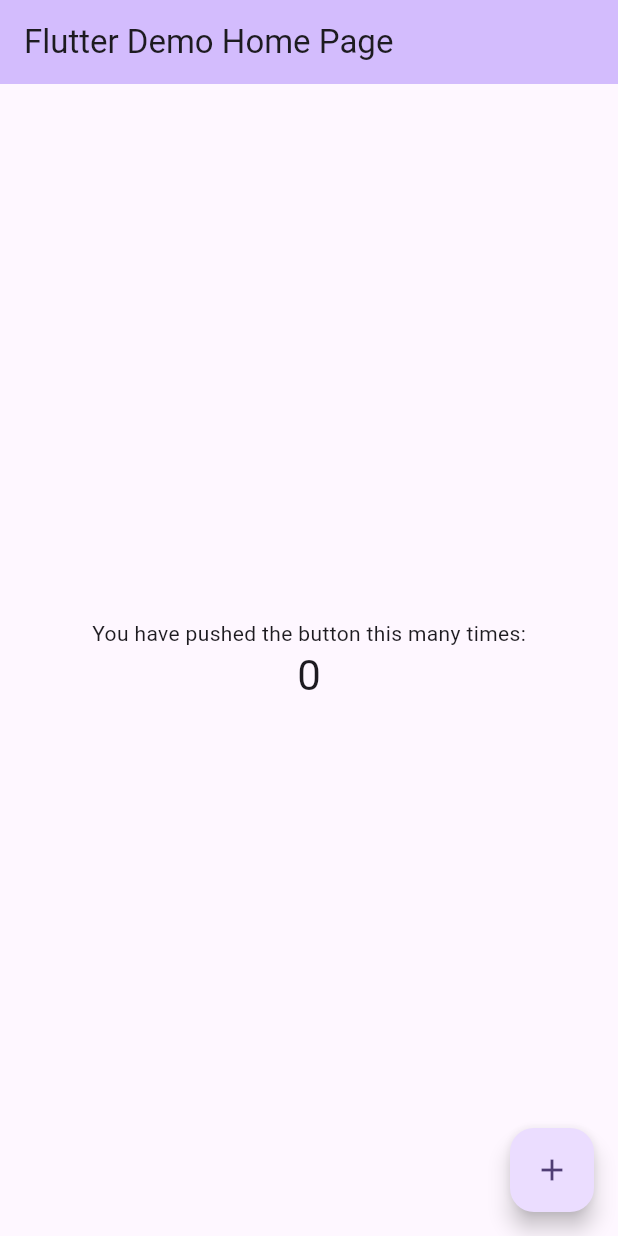
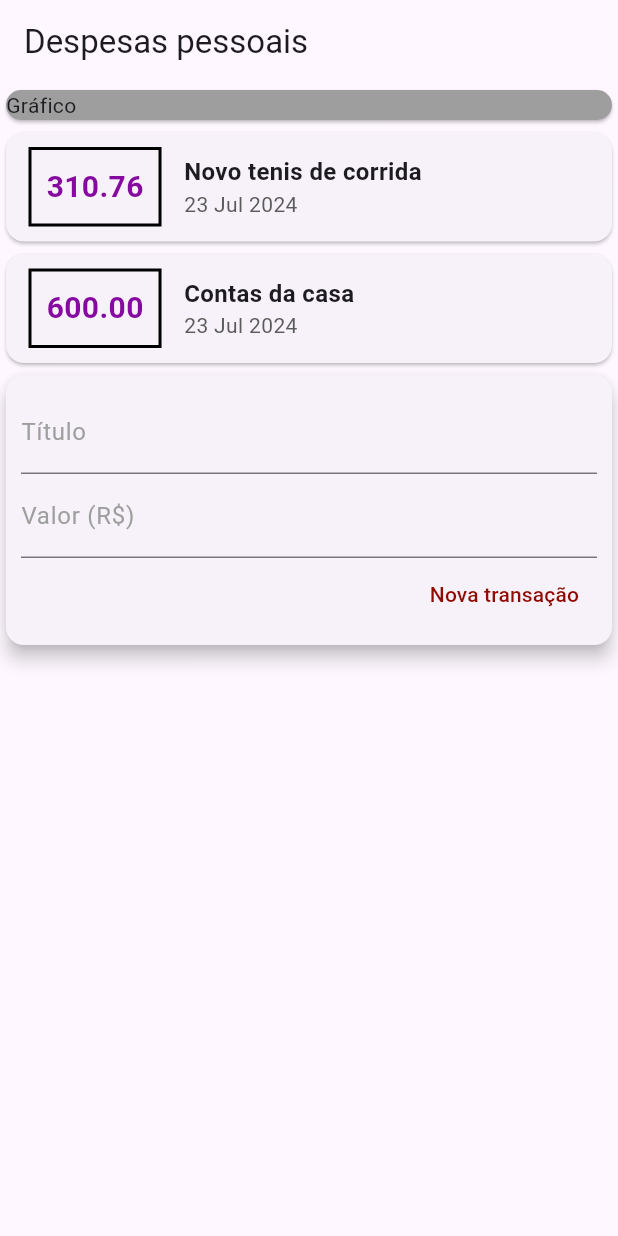
Before and after one commit to pedrovictristao/ExpensesProject, a Flutter app: the screen it shows after launch, on a phone screen of 412 x 824 dp. Run offline on Flutter 3.47's test engine with Material 3 defaults, Android fonts, the phone set to English and light mode, and no system bars.

Commit message:
Criado os componentes transaction_form, _list e _user, refatorado código para uma melhor organização

```diff
--- /dev/null
+++ b/lib/components/transaction_form.dart
@@ -0,0 +1,52 @@
+import 'package:flutter/material.dart';
+
+class TransactionForm extends StatelessWidget {
+  TransactionForm({super.key});
+
+  final titleController = TextEditingController();
+  final valueController = TextEditingController();
+
+  @override
+  Widget build(BuildContext context) {
+    return Card(
+      elevation: 5,
+      child: Padding(
+        padding: const EdgeInsets.all(10),
+        child: Column(
+          children: [
+            TextField(
+              controller: titleController,
+              decoration: const InputDecoration(
+                labelStyle: TextStyle(color: Colors.grey),
+                labelText: 'Título',
+              ),
+            ),
+            TextField(
+              controller: valueController,
+              decoration: const InputDecoration(
+                labelStyle: TextStyle(color: Colors.grey),
+                labelText: 'Valor (R\$)',
+              ),
+            ),
+            Row(
+              mainAxisAlignment: MainAxisAlignment.end,
+              children: [
+                TextButton(
+                  onPressed: () => {
+                    print(titleController.text),
+                    print(valueController.text),
+                  },
+                  style: ButtonStyle(
+                    foregroundColor: WidgetStateProperty.all(
+                        const Color.fromARGB(255, 145, 10, 0)),
+                  ),
+                  child: const Text('Nova transação'),
+                ),
+              ],
+            )
+          ],
+        ),
+      ),
+    );
+  }
+}
--- /dev/null
+++ b/lib/components/transaction_list.dart
@@ -0,0 +1,62 @@
+import 'package:expenses/models/transaction.dart';
+import 'package:flutter/material.dart';
+import 'package:intl/intl.dart';
+
+class TransactionList extends StatelessWidget {
+  final List<Transaction> transactions;
+
+  const TransactionList(this.transactions, {super.key});
+
+  @override
+  Widget build(BuildContext context) {
+    return Column(
+      children: transactions.map((tr) {
+        return Card(
+          child: Row(
+            children: [
+              Container(
+                margin: const EdgeInsets.symmetric(
+                  horizontal: 15,
+                  vertical: 10,
+                ),
+                decoration: BoxDecoration(
+                  border: Border.all(
+                    color: Colors.black,
+                    width: 2,
+                  ),
+                ),
+                padding: const EdgeInsets.all(10),
+                child: Text(
+                  tr.value.toStringAsFixed(2),
+                  style: const TextStyle(
+                    fontWeight: FontWeight.bold,
+                    fontSize: 20,
+                    color: Color.fromARGB(255, 135, 10, 160),
+                  ),
+                ),
+              ),
+              Column(
+                crossAxisAlignment: CrossAxisAlignment.start,
+                children: [
+                  Text(
+                    tr.title,
+                    style: const TextStyle(
+                      fontSize: 16,
+                      fontWeight: FontWeight.bold,
+                    ),
+                  ),
+                  Text(
+                    DateFormat('d MMM y').format(tr.date),
+                    style: const TextStyle(
+                      color: Color.fromARGB(255, 92, 91, 91),
+                    ),
+                  ),
+                ],
+              )
+            ],
+          ),
+        );
+      }).toList(),
+    );
+  }
+}
--- /dev/null
+++ b/lib/components/transaction_user.dart
@@ -0,0 +1,38 @@
+import 'package:expenses/components/transaction_form.dart';
+import 'package:expenses/components/transaction_list.dart';
+import 'package:expenses/models/transaction.dart';
+import 'package:flutter/material.dart';
+
+class TransactionUser extends StatefulWidget {
+  const TransactionUser({super.key});
+
+  @override
+  State<TransactionUser> createState() => _TransactionUserState();
+}
+
+class _TransactionUserState extends State<TransactionUser> {
+  final _transactions = [
+    Transaction(
+      id: 'T1',
+      title: 'Novo tenis de corrida',
+      value: 310.76,
+      date: DateTime.now(),
+    ),
+    Transaction(
+      id: 'T2',
+      title: 'Contas da casa',
+      value: 600.00,
+      date: DateTime.now(),
+    ),
+  ];
+
+  @override
+  Widget build(BuildContext context) {
+    return Column(
+      children: [
+        TransactionList(_transactions),
+        TransactionForm(),
+      ],
+    );
+  }
+}
--- a/lib/main.dart
+++ b/lib/main.dart
@@ -1,125 +1,45 @@
+import 'package:expenses/components/transaction_user.dart';
 import 'package:flutter/material.dart';
 
-void main() {
-  runApp(const MyApp());
+void main(List<String> args) {
+  runApp(const ExpensesApp());
 }
 
-class MyApp extends StatelessWidget {
-  const MyApp({super.key});
+class ExpensesApp extends StatelessWidget {
+  const ExpensesApp({super.key});
 
-  // This widget is the root of your application.
   @override
   Widget build(BuildContext context) {
-    return MaterialApp(
-      title: 'Flutter Demo',
-      theme: ThemeData(
-        // This is the theme of your application.
-        //
-        // TRY THIS: Try running your application with "flutter run". You'll see
-        // the application has a purple toolbar. Then, without quitting the app,
-        // try changing the seedColor in the colorScheme below to Colors.green
-        // and then invoke "hot reload" (save your changes or press the "hot
-        // reload" button in a Flutter-supported IDE, or press "r" if you used
-        // the command line to start the app).
-        //
-        // Notice that the counter didn't reset back to zero; the application
-        // state is not lost during the reload. To reset the state, use hot
-        // restart instead.
-        //
-        // This works for code too, not just values: Most code changes can be
-        // tested with just a hot reload.
-        colorScheme: ColorScheme.fromSeed(seedColor: Colors.deepPurple),
-        useMaterial3: true,
-      ),
-      home: const MyHomePage(title: 'Flutter Demo Home Page'),
+    return const MaterialApp(
+      home: MyHomePage(),
     );
   }
 }
 
 class MyHomePage extends StatefulWidget {
-  const MyHomePage({super.key, required this.title});
-
-  // This widget is the home page of your application. It is stateful, meaning
-  // that it has a State object (defined below) that contains fields that affect
-  // how it looks.
-
-  // This class is the configuration for the state. It holds the values (in this
-  // case the title) provided by the parent (in this case the App widget) and
-  // used by the build method of the State. Fields in a Widget subclass are
-  // always marked "final".
-
-  final String title;
+  const MyHomePage({super.key});
 
   @override
   State<MyHomePage> createState() => _MyHomePageState();
 }
 
 class _MyHomePageState extends State<MyHomePage> {
-  int _counter = 0;
-
-  void _incrementCounter() {
-    setState(() {
-      // This call to setState tells the Flutter framework that something has
-      // changed in this State, which causes it to rerun the build method below
-      // so that the display can reflect the updated values. If we changed
-      // _counter without calling setState(), then the build method would not be
-      // called again, and so nothing would appear to happen.
-      _counter++;
-    });
-  }
-
   @override
   Widget build(BuildContext context) {
-    // This method is rerun every time setState is called, for instance as done
-    // by the _incrementCounter method above.
-    //
-    // The Flutter framework has been optimized to make rerunning build methods
-    // fast, so that you can just rebuild anything that needs updating rather
-    // than having to individually change instances of widgets.
     return Scaffold(
       appBar: AppBar(
-        // TRY THIS: Try changing the color here to a specific color (to
-        // Colors.amber, perhaps?) and trigger a hot reload to see the AppBar
-        // change color while the other colors stay the same.
-        backgroundColor: Theme.of(context).colorScheme.inversePrimary,
-        // Here we take the value from the MyHomePage object that was created by
-        // the App.build method, and use it to set our appbar title.
-        title: Text(widget.title),
+        title: const Text('Despesas pessoais'),
       ),
-      body: Center(
-        // Center is a layout widget. It takes a single child and positions it
-        // in the middle of the parent.
-        child: Column(
-          // Column is also a layout widget. It takes a list of children and
-          // arranges them vertically. By default, it sizes itself to fit its
-          // children horizontally, and tries to be as tall as its parent.
-          //
-          // Column has various properties to control how it sizes itself and
-          // how it positions its children. Here we use mainAxisAlignment to
-          // center the children vertically; the main axis here is the vertical
-          // axis because Columns are vertical (the cross axis would be
-          // horizontal).
-          //
-          // TRY THIS: Invoke "debug painting" (choose the "Toggle Debug Paint"
-          // action in the IDE, or press "p" in the console), to see the
-          // wireframe for each widget.
-          mainAxisAlignment: MainAxisAlignment.center,
-          children: <Widget>[
-            const Text(
-              'You have pushed the button this many times:',
-            ),
-            Text(
-              '$_counter',
-              style: Theme.of(context).textTheme.headlineMedium,
-            ),
-          ],
-        ),
+      body: const Column(
+        crossAxisAlignment: CrossAxisAlignment.stretch,
+        children: [
+          Card(
+            color: Colors.grey,
+            child: Text('Gráfico'),
+          ),
+          TransactionUser(),
+        ],
       ),
-      floatingActionButton: FloatingActionButton(
-        onPressed: _incrementCounter,
-        tooltip: 'Increment',
-        child: const Icon(Icons.add),
-      ), // This trailing comma makes auto-formatting nicer for build methods.
     );
   }
 }
--- /dev/null
+++ b/lib/models/transaction.dart
@@ -0,0 +1,12 @@
+class Transaction {
+  final String id;
+  final String title;
+  final double value;
+  final DateTime date;
+
+  Transaction(
+      {required this.id,
+      required this.title,
+      required this.value,
+      required this.date});
+}
--- a/pubspec.yaml
+++ b/pubspec.yaml
@@ -30,6 +30,7 @@ environment:
 dependencies:
   flutter:
     sdk: flutter
+  intl: ^0.19.0
 
 
   # The following adds the Cupertino Icons font to your application.
```
Also changed, not shown: pubspec.lock, 1 other file.
